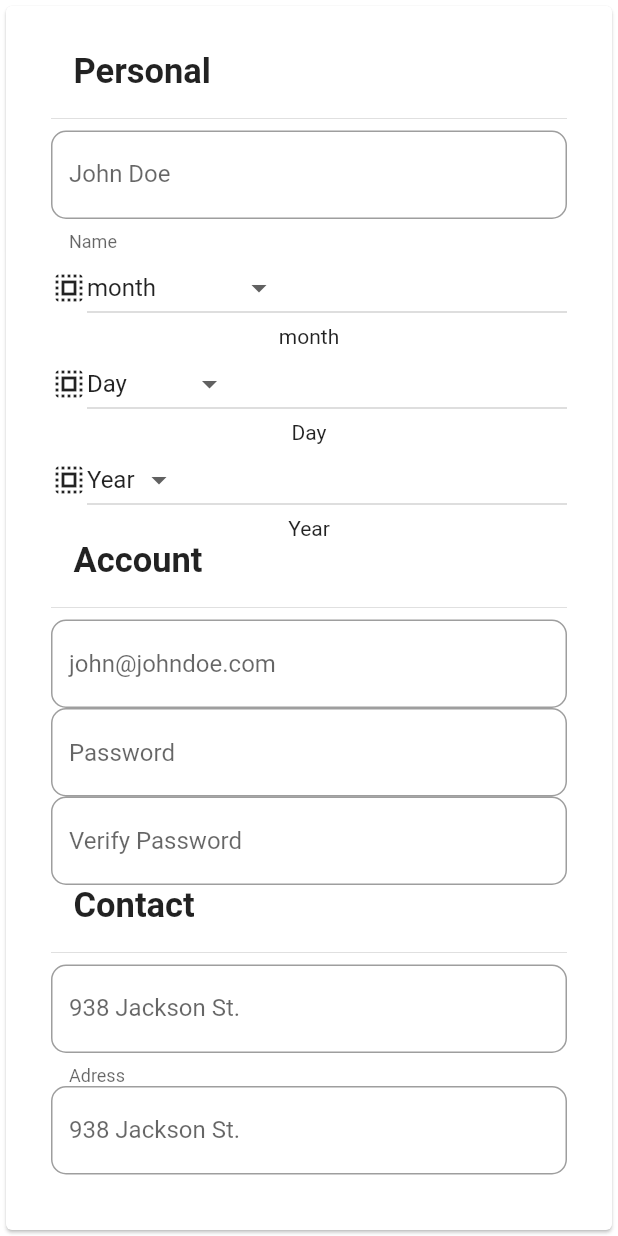
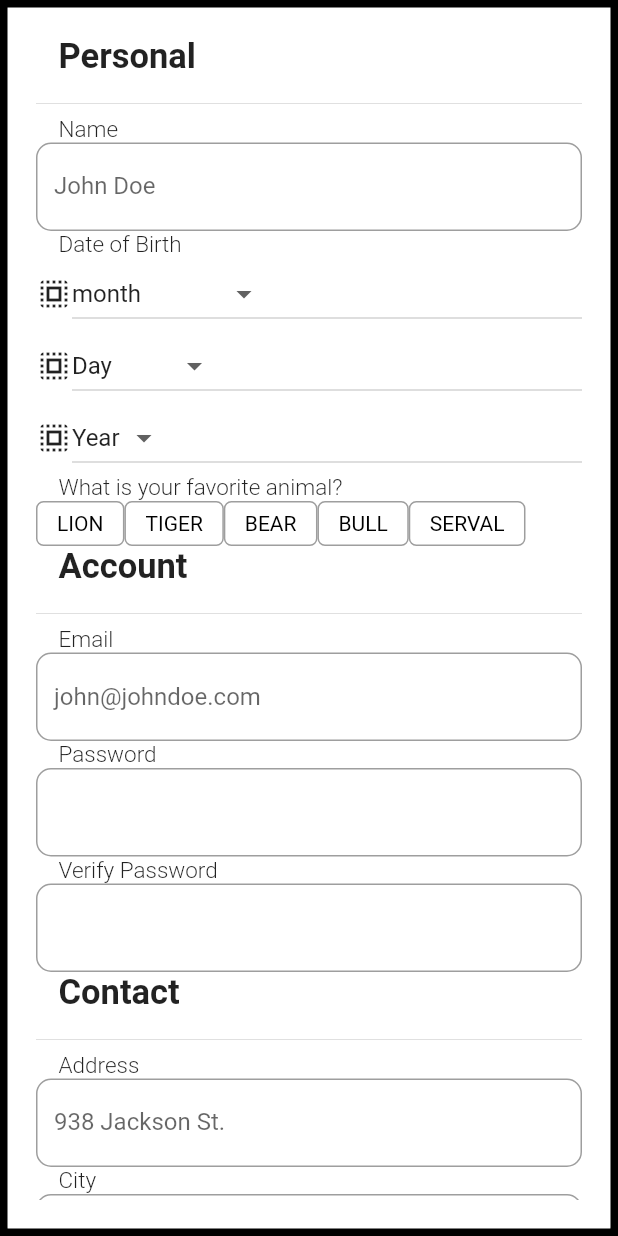
Before and after one commit to xRicardo/form, a Flutter app: the screen it shows after launch, on a phone screen of 412 x 824 dp. Run offline on Flutter 3.47's test engine with Material 2 defaults, Android fonts, the phone set to English and light mode, and no system bars.

Commit message:
version 3

```diff
--- a/lib/pages/formularioPage.dart
+++ b/lib/pages/formularioPage.dart
@@ -5,34 +5,99 @@ import 'header_widget.dart';
 class InputPage extends StatelessWidget {
   @override
   Widget build(BuildContext context) {
-    return Center(
+    return Scaffold(
+      body: Container(
+        foregroundDecoration: BoxDecoration(
+          border: Border.all(
+            width: 5,
+            color: Colors.black,
+          ),
+        ),
+        child: Center(
           child: Card(
             child: Padding(
-          padding: const EdgeInsets.all(30.0),
+              padding: const EdgeInsets.all(20.0),
               child: SingleChildScrollView(
-            child:
-                Column(mainAxisAlignment: MainAxisAlignment.center, children: [
+                child: Column(
+                    mainAxisAlignment: MainAxisAlignment.center,
+                    children: [
                       HeaderWidget(title: 'Personal'),
+                      Header(title: 'Name'),
                       CajaName(),
+                      Header(title: 'Date of Birth'),
                       ComboBox(),
                       ComboBoxD(),
                       ComboBoxY(),
+                      Header(title: 'What is your favorite animal?'),
+                      Row(
+                        children: <Widget>[
+                          HeaderButton(title: 'Lion'),
+                          HeaderButton(title: 'Tiger'),
+                          HeaderButton(title: 'Bear'),
+                          HeaderButton(title: 'Bull'),
+                          HeaderButton(title: 'Serval'),
+                        ],
+                      ),
                       HeaderWidget(title: 'Account'),
+                      Header(title: 'Email'),
                       CajaEmail(),
+                      Header(title: 'Password'),
                       CajaPassword(),
+                      Header(title: 'Verify Password'),
                       CajaVeriPassword(),
                       HeaderWidget(title: 'Contact'),
+                      Header(title: 'Address'),
                       CajaAddress(),
+                      Header(title: 'City'),
                       CajaCity(),
+                      Header(title: 'State'),
                       ComboBoxW(),
+                      Header(title: 'Phone'),
                       CajaPhone(),
                       Divider(
                         height: 50,
                         thickness: 10,
                         color: Colors.green,
                       ),
-              HeaderWidget(title: 'Do'),
+                      Header(title: 'Do'),
                     ]),
+              ),
+            ),
+          ),
+        ),
+      ),
+    );
+  }
+}
+
+class HeaderButton extends StatelessWidget {
+  final String title;
+  final bool selected;
+
+  const HeaderButton({
+    Key key,
+    this.title,
+    this.selected = false,
+  }) : super(key: key);
+
+  @override
+  Widget build(BuildContext context) {
+    return Container(
+      decoration: BoxDecoration(
+        borderRadius: BorderRadius.all(Radius.circular(5)),
+        color: selected ? Colors.black : null,
+        border: Border.all(
+          color: Colors.grey,
+        ),
+      ),
+      child: Padding(
+        padding: const EdgeInsets.symmetric(vertical: 6.0, horizontal: 13),
+        child: Center(
+          child: Text(
+            title.toUpperCase(),
+            style: TextStyle(
+              color: selected ? Colors.red : Colors.black,
+            ),
           ),
         ),
       ),
@@ -93,7 +158,6 @@ class _ComboBoxState extends State<ComboBox> {
             ),
           ],
         ),
-        Text(_actual)
       ],
     );
   }
@@ -146,7 +210,6 @@ class _ComboBoxDState extends State<ComboBoxD> {
             ),
           ],
         ),
-        Text(_actual)
       ],
     );
   }
@@ -201,7 +264,6 @@ class _ComboBoxYState extends State<ComboBoxY> {
             ),
           ],
         ),
-        Text(_actual)
       ],
     );
   }
@@ -229,7 +291,6 @@ class _CajaPasswordState extends State<CajaPassword> {
     return TextField(
       obscureText: true,
       decoration: InputDecoration(
-          hintText: 'Password',
           border: OutlineInputBorder(borderRadius: BorderRadius.circular(10))),
       onChanged: (valor) {
         setState(() {});
@@ -249,7 +310,6 @@ class _CajaVeriPasswordState extends State<CajaVeriPassword> {
     return TextField(
       obscureText: true,
       decoration: InputDecoration(
-          hintText: 'Verify Password',
           border: OutlineInputBorder(borderRadius: BorderRadius.circular(10))),
       onChanged: (valor) {
         setState(() {});
@@ -290,7 +350,6 @@ class _CajaNameState extends State<CajaName> {
   Widget build(BuildContext context) {
     return TextField(
       decoration: InputDecoration(
-          helperText: 'Name',
           labelText: 'John Doe',
           border: OutlineInputBorder(borderRadius: BorderRadius.circular(10))),
       onChanged: (valor) {
@@ -312,7 +371,6 @@ class _CajaAddress extends State<CajaAddress> {
   Widget build(BuildContext context) {
     return TextField(
       decoration: InputDecoration(
-          helperText: 'Adress',
           labelText: '938 Jackson St.',
           border: OutlineInputBorder(borderRadius: BorderRadius.circular(10))),
       onChanged: (valor) {
@@ -335,7 +393,6 @@ class _CajaCity extends State<CajaCity> {
   Widget build(BuildContext context) {
     return TextField(
       decoration: InputDecoration(
-          helperText: 'City',
           labelText: '938 Jackson St.',
           border: OutlineInputBorder(borderRadius: BorderRadius.circular(10))),
       onChanged: (valor) {
@@ -358,7 +415,6 @@ class _CajaPhone extends State<CajaPhone> {
   Widget build(BuildContext context) {
     return TextField(
       decoration: InputDecoration(
-          helperText: 'Phone',
           labelText: '837.383.3678',
           border: OutlineInputBorder(borderRadius: BorderRadius.circular(10))),
       onChanged: (valor) {
@@ -402,7 +458,6 @@ class _ComboBoxWState extends State<ComboBoxW> {
             ),
           ],
         ),
-        Text(_actual)
       ],
     );
   }
@@ -418,15 +473,3 @@ class _ComboBoxWState extends State<ComboBoxW> {
     return options;
   }
 }
-
-Widget fourButtonsSection = new Container(
-    child: new Row(
-  mainAxisAlignment: MainAxisAlignment.center,
-  children: <Widget>[
-    new Text("Lion", style: new TextStyle(fontSize: 16.0)),
-    new Text("Tiger", style: new TextStyle(fontSize: 16.0)),
-    new Text("Bear", style: new TextStyle(fontSize: 16.0)),
-    new Text("Bull", style: new TextStyle(fontSize: 16.0)),
-    new Text("Serval", style: new TextStyle(fontSize: 16.0)),
-  ],
-));
--- a/lib/pages/header_widget.dart
+++ b/lib/pages/header_widget.dart
@@ -28,3 +28,28 @@ class HeaderWidget extends StatelessWidget {
     );
   }
 }
+
+class Header extends StatelessWidget {
+  final String title;
+
+  const Header({Key key, this.title}) : super(key: key);
+
+  @override
+  Widget build(BuildContext context) {
+    return Column(
+      crossAxisAlignment: CrossAxisAlignment.stretch,
+      children: <Widget>[
+        Padding(
+          padding: const EdgeInsets.only(left: 15.0),
+          child: Text(
+            title,
+            style: TextStyle(
+              fontSize: 15,
+              fontWeight: FontWeight.w300,
+            ),
+          ),
+        ),
+      ],
+    );
+  }
+}
```
Lines whose indentation alone changed are shown as unchanged.
